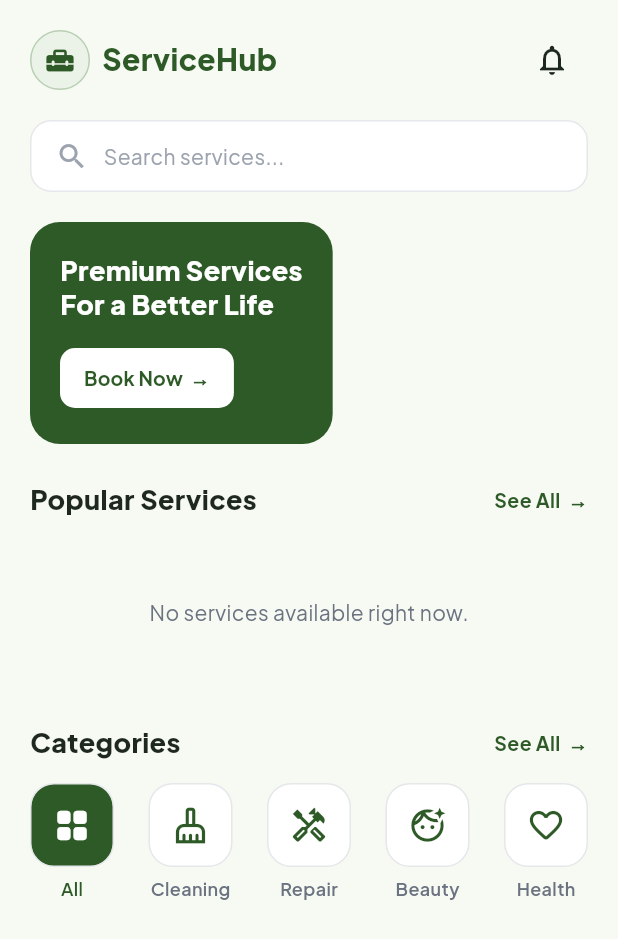
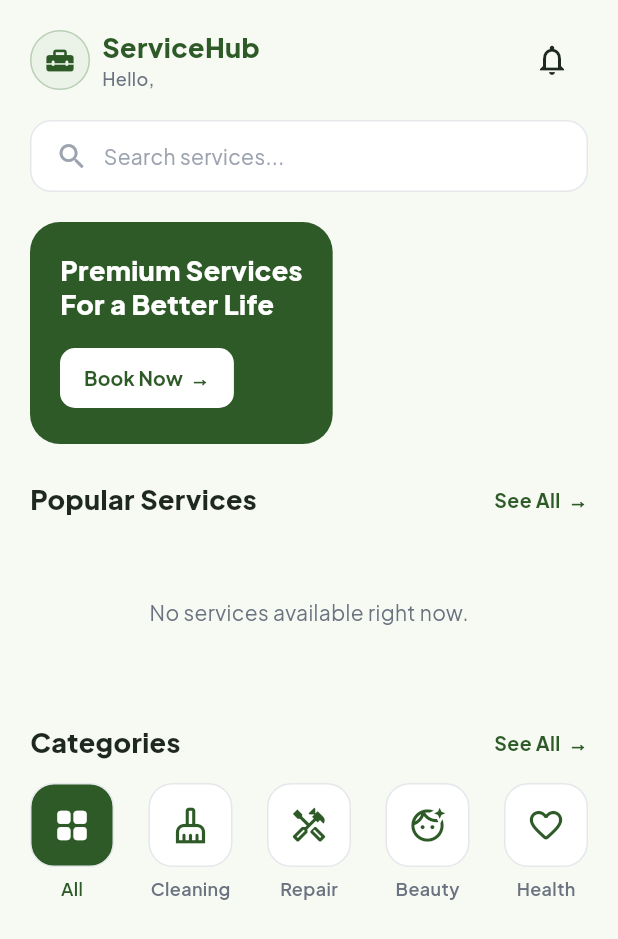
Before and after one commit to devshakilinfo/service_booking_app, a Flutter app: the HomeScreen screen opened directly, on a phone screen of 412 x 824 dp. Shown: the top 939 px of the screen. Run offline on Flutter 3.47's test engine with Material 3 defaults, Android fonts, the phone set to English and light mode, and no system bars; our stand-ins replace google_fonts, shared_preferences; accounts and stored records are empty; network calls fail.

Commit message:
fix: refine home screen greeting and clean up code

```diff
--- a/lib/screens/home/home_screen.dart
+++ b/lib/screens/home/home_screen.dart
@@ -62,13 +62,27 @@ class _HomeScreenState extends State<HomeScreen> {
                           child: const Icon(Icons.home_repair_service_rounded, size: 22, color: AppColors.primary),
                         ),
                         const SizedBox(width: 8),
+                        Column(
+                          crossAxisAlignment: CrossAxisAlignment.start,
+                          children: [
                             const Text(
                               'ServiceHub',
                               style: TextStyle(
-                            fontSize: 20,
+                                fontSize: 18,
                                 fontWeight: FontWeight.w800,
                                 color: AppColors.primary,
                               ),
+                            ),
+                            if (authProvider.currentUser != null)
+                              Text(
+                                'Hello, ${authProvider.currentUser!.name.split(' ').first}',
+                                style: const TextStyle(
+                                  fontSize: 12,
+                                  color: AppColors.textSecondary,
+                                  fontWeight: FontWeight.w500,
+                                ),
+                              ),
+                          ],
                         ),
                       ],
                     ),
```
Also changed, not shown: 1 other file. Lines whose indentation alone changed are shown as unchanged.
